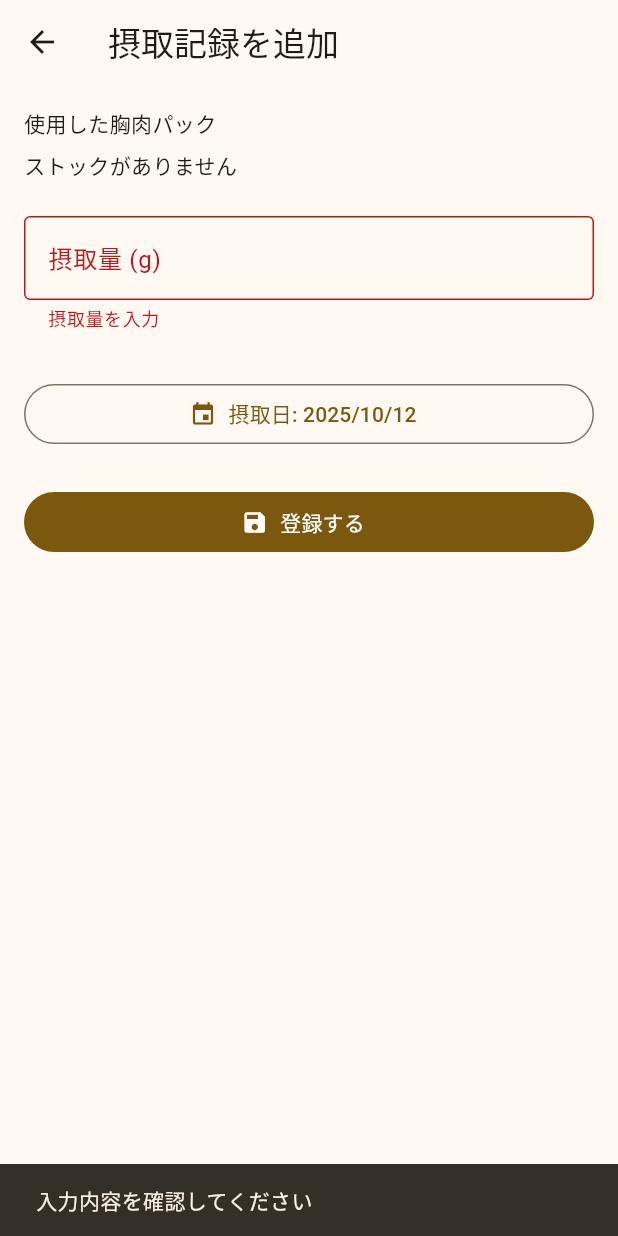
After one commit to hhhhhashi/tyokin, a Flutter app: the IntakeAddScreen screen opened by its route, after a tap on "登録する", on a phone screen of 412 x 824 dp. The commit adds this screen. Run offline on Flutter 3.47's test engine with Material 3 defaults, Android fonts, the light colour scheme and no system bars; our stand-ins replace cloud_firestore, firebase_auth, firebase_core; accounts and stored records are empty; generated files the repository leaves out were written again; network calls fail.

Commit message:
摂取記録登録

```diff
--- a/lib/main.dart
+++ b/lib/main.dart
@@ -3,6 +3,7 @@ import 'package:firebase_core/firebase_core.dart';
 import 'package:cloud_firestore/cloud_firestore.dart';
 import 'package:firebase_auth/firebase_auth.dart';
 import 'firebase_options.dart';
+import 'screens/intake_add_screen.dart';
 import 'screens/stock_add_screen.dart';
 import 'screens/stock_list_screen.dart';
 
@@ -39,6 +40,7 @@ class TorirecoApp extends StatelessWidget {
       routes: {
         '/': (context) => const StockListScreen(),
         '/add': (context) => const StockAddScreen(),
+        '/intake': (context) => const IntakeAddScreen(), // ←これを追加
       },
     );
   }
--- /dev/null
+++ b/lib/screens/intake_add_screen.dart
@@ -0,0 +1,228 @@
+import 'package:cloud_firestore/cloud_firestore.dart';
+import 'package:firebase_auth/firebase_auth.dart';
+import 'package:flutter/material.dart';
+import 'package:intl/intl.dart';
+
+class IntakeAddScreen extends StatefulWidget {
+  const IntakeAddScreen({super.key});
+
+  @override
+  State<IntakeAddScreen> createState() => _IntakeAddScreenState();
+}
+
+class _IntakeAddScreenState extends State<IntakeAddScreen> {
+  final _formKey = GlobalKey<FormState>();
+  final _weightController = TextEditingController();
+
+  String? _selectedStockId;
+  DateTime _intakeDate = DateTime.now();
+  bool _saving = false;
+
+  // Firestoreインスタンス
+  final _uid = FirebaseAuth.instance.currentUser?.uid;
+
+  @override
+  void dispose() {
+    _weightController.dispose();
+    super.dispose();
+  }
+
+  double _calcProtein(double g) => g * 0.22; // 胸肉100gあたり22gたんぱく質
+
+  Future<void> _addIntake() async {
+    if (_uid == null) return;
+    if (!_formKey.currentState!.validate() || _selectedStockId == null) {
+      _showSnack('入力内容を確認してください');
+      return;
+    }
+
+    final intakeWeight = double.tryParse(_weightController.text.trim());
+    if (intakeWeight == null || intakeWeight <= 0) {
+      _showSnack('摂取量を正しく入力してください');
+      return;
+    }
+
+    final protein = _calcProtein(intakeWeight);
+    final intakeRef = FirebaseFirestore.instance
+        .collection('users')
+        .doc(_uid)
+        .collection('intakeLogs');
+
+    final stockRef = FirebaseFirestore.instance
+        .collection('users')
+        .doc(_uid)
+        .collection('stocks')
+        .doc(_selectedStockId);
+
+    setState(() => _saving = true);
+    try {
+      await FirebaseFirestore.instance.runTransaction((transaction) async {
+        final stockSnap = await transaction.get(stockRef);
+        if (!stockSnap.exists) {
+          throw Exception('選択したストックが存在しません');
+        }
+
+        final remaining = (stockSnap['remainingWeight'] ?? 0).toDouble();
+        final newRemaining = (remaining - intakeWeight).clamp(0, remaining);
+
+        // 摂取ログを追加
+        transaction.set(intakeRef.doc(), {
+          'stockId': _selectedStockId,
+          'intakeWeight': intakeWeight,
+          'proteinAmount': protein,
+          'intakeDate': Timestamp.fromDate(_stripTime(_intakeDate)),
+          'createdAt': FieldValue.serverTimestamp(),
+        });
+
+        // ストック残量を更新
+        transaction.update(stockRef, {'remainingWeight': newRemaining});
+      });
+
+      if (!mounted) return;
+      _showSnack('摂取ログを登録しました');
+      Navigator.of(context).pop();
+    } catch (e) {
+      if (mounted) _showSnack('登録に失敗しました: $e');
+    } finally {
+      if (mounted) setState(() => _saving = false);
+    }
+  }
+
+  void _showSnack(String msg) {
+    ScaffoldMessenger.of(context).showSnackBar(SnackBar(content: Text(msg)));
+  }
+
+  DateTime _stripTime(DateTime d) => DateTime(d.year, d.month, d.day);
+
+  @override
+  Widget build(BuildContext context) {
+    final uid = _uid;
+    if (uid == null) {
+      return const Scaffold(body: Center(child: Text('ログインが無効です')));
+    }
+
+    final stockStream = FirebaseFirestore.instance
+        .collection('users')
+        .doc(uid)
+        .collection('stocks')
+        .where('remainingWeight', isGreaterThan: 0)
+        .orderBy('remainingWeight', descending: false)
+        .snapshots();
+
+    return Scaffold(
+      appBar: AppBar(title: const Text('摂取記録を追加')),
+      body: SafeArea(
+        child: Padding(
+          padding: const EdgeInsets.all(16),
+          child: Form(
+            key: _formKey,
+            child: ListView(
+              children: [
+                // ストック選択
+                const Text('使用した胸肉パック'),
+                const SizedBox(height: 8),
+                StreamBuilder<QuerySnapshot>(
+                  stream: stockStream,
+                  builder: (context, snapshot) {
+                    if (snapshot.connectionState == ConnectionState.waiting) {
+                      return const Center(child: CircularProgressIndicator());
+                    }
+                    if (!snapshot.hasData || snapshot.data!.docs.isEmpty) {
+                      return const Text('ストックがありません');
+                    }
+                    final stocks = snapshot.data!.docs;
+                    return DropdownButtonFormField<String>(
+                      value: _selectedStockId,
+                      isExpanded: true,
+                      items: stocks.map((doc) {
+                        final data = doc.data() as Map<String, dynamic>;
+                        final weight = data['remainingWeight'] ?? 0;
+                        final exp = (data['expirationDate'] as Timestamp?)?.toDate();
+                        final expText = exp != null
+                            ? DateFormat('MM/dd').format(exp)
+                            : '不明';
+                        return DropdownMenuItem(
+                          value: doc.id,
+                          child: Text('$expText｜残り ${weight}g'),
+                        );
+                      }).toList(),
+                      onChanged: _saving
+                          ? null
+                          : (v) => setState(() => _selectedStockId = v),
+                      decoration: const InputDecoration(
+                        border: OutlineInputBorder(),
+                        hintText: '胸肉パックを選択',
+                      ),
+                      validator: (v) =>
+                          v == null ? '胸肉パックを選択してください' : null,
+                    );
+                  },
+                ),
+                const SizedBox(height: 24),
+
+                // 摂取量
+                TextFormField(
+                  controller: _weightController,
+                  keyboardType:
+                      const TextInputType.numberWithOptions(decimal: true),
+                  decoration: const InputDecoration(
+                    labelText: '摂取量 (g)',
+                    border: OutlineInputBorder(),
+                  ),
+                  validator: (v) {
+                    if (v == null || v.trim().isEmpty) return '摂取量を入力';
+                    final n = double.tryParse(v);
+                    if (n == null || n <= 0) return '正の数値を入力';
+                    return null;
+                  },
+                  onChanged: (_) => setState(() {}),
+                ),
+                const SizedBox(height: 16),
+
+                // 自動換算（リアルタイム表示）
+                if (_weightController.text.isNotEmpty)
+                  Text(
+                    '→ タンパク質量 約 ${_calcProtein(double.tryParse(_weightController.text) ?? 0).toStringAsFixed(1)} g',
+                    style: const TextStyle(fontSize: 16, fontWeight: FontWeight.bold),
+                  ),
+                const SizedBox(height: 16),
+
+                // 摂取日
+                OutlinedButton.icon(
+                  icon: const Icon(Icons.event),
+                  label: Text('摂取日: ${DateFormat('yyyy/MM/dd').format(_intakeDate)}'),
+                  onPressed: _saving
+                      ? null
+                      : () async {
+                          final picked = await showDatePicker(
+                            context: context,
+                            initialDate: _intakeDate,
+                            firstDate: DateTime(2023),
+                            lastDate: DateTime(2030),
+                          );
+                          if (picked != null) {
+                            setState(() => _intakeDate = picked);
+                          }
+                        },
+                ),
+                const SizedBox(height: 24),
+
+                // 登録ボタン
+                FilledButton.icon(
+                  icon: _saving
+                      ? const SizedBox(
+                          width: 16,
+                          height: 16,
+                          child: CircularProgressIndicator(strokeWidth: 2))
+                      : const Icon(Icons.save),
+                  label: Text(_saving ? '登録中...' : '登録する'),
+                  onPressed: _saving ? null : _addIntake,
+                ),
+              ],
+            ),
+          ),
+        ),
+      ),
+    );
+  }
+}
--- a/lib/screens/stock_list_screen.dart
+++ b/lib/screens/stock_list_screen.dart
@@ -148,6 +148,13 @@ class _StockListScreenState extends State<StockListScreen> {
           ),
         ],
       ),
+      floatingActionButton: FloatingActionButton.extended(
+      onPressed: () {
+        Navigator.pushNamed(context, '/intake');
+      },
+      icon: const Icon(Icons.restaurant),
+      label: const Text('摂取追加'),
+      ),
     );
   }
 }
```
Also changed, not shown: lib/screens/intake_screen.dart (deleted).
